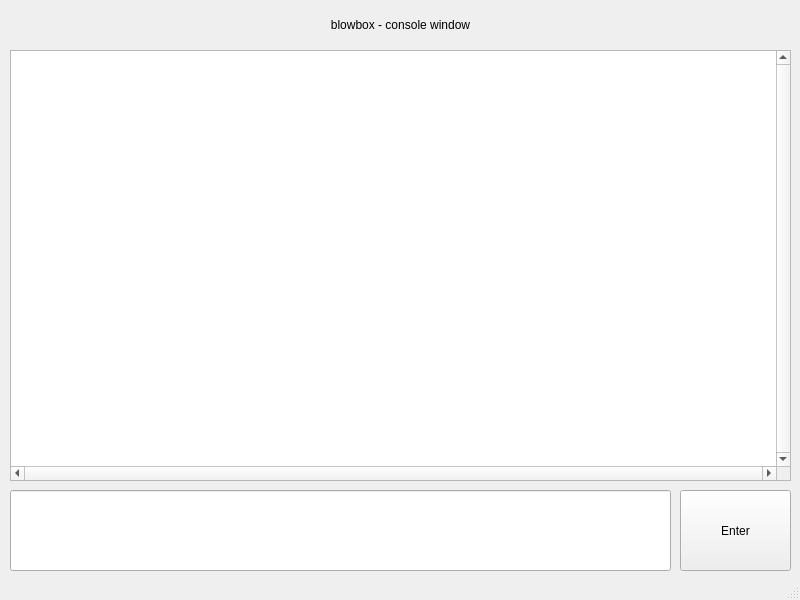
The window that Blowbox/console/console_ui.ui (RikoOphorst/blowbox-2015) describes before a commit, drawn with Qt 5.
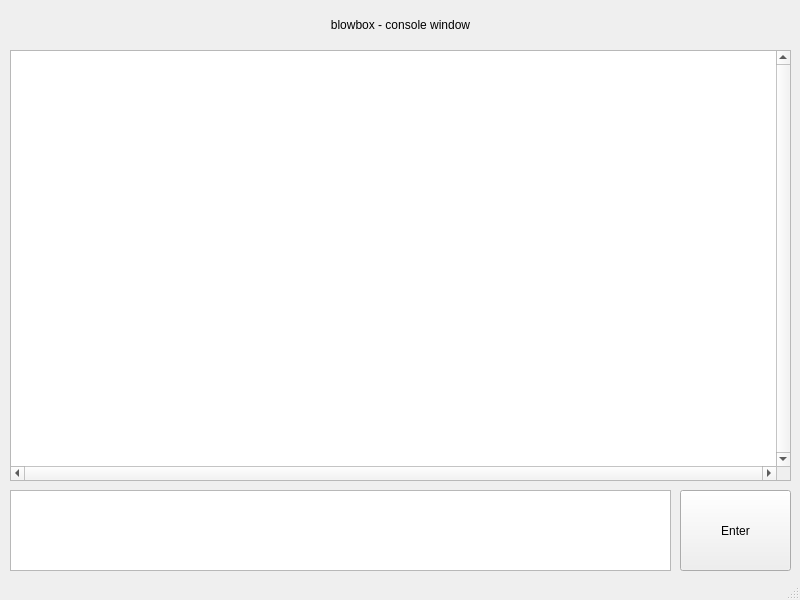
The same window after the commit.

```diff
--- a/Blowbox/console/console_ui.ui
+++ b/Blowbox/console/console_ui.ui
@@ -10,6 +10,12 @@
     <height>600</height>
    </rect>
   </property>
+  <property name="maximumSize">
+   <size>
+    <width>800</width>
+    <height>600</height>
+   </size>
+  </property>
   <property name="windowTitle">
    <string>MainWindow</string>
   </property>
@@ -77,34 +83,6 @@
      <set>Qt::LinksAccessibleByMouse|Qt::TextSelectableByMouse</set>
     </property>
    </widget>
-   <widget class="QLineEdit" name="input">
-    <property name="geometry">
-     <rect>
-      <x>10</x>
-      <y>490</y>
-      <width>661</width>
-      <height>81</height>
-     </rect>
-    </property>
-    <property name="inputMask">
-     <string notr="true"/>
-    </property>
-    <property name="text">
-     <string/>
-    </property>
-    <property name="alignment">
-     <set>Qt::AlignLeading|Qt::AlignLeft|Qt::AlignTop</set>
-    </property>
-    <property name="dragEnabled">
-     <bool>false</bool>
-    </property>
-    <property name="placeholderText">
-     <string notr="true"/>
-    </property>
-    <property name="clearButtonEnabled">
-     <bool>false</bool>
-    </property>
-   </widget>
    <widget class="QPushButton" name="enter">
     <property name="geometry">
      <rect>
@@ -118,6 +96,16 @@
      <string>Enter</string>
     </property>
    </widget>
+   <widget class="QPlainTextEdit" name="input">
+    <property name="geometry">
+     <rect>
+      <x>10</x>
+      <y>490</y>
+      <width>661</width>
+      <height>81</height>
+     </rect>
+    </property>
+   </widget>
   </widget>
   <widget class="QStatusBar" name="statusbar"/>
  </widget>
```
